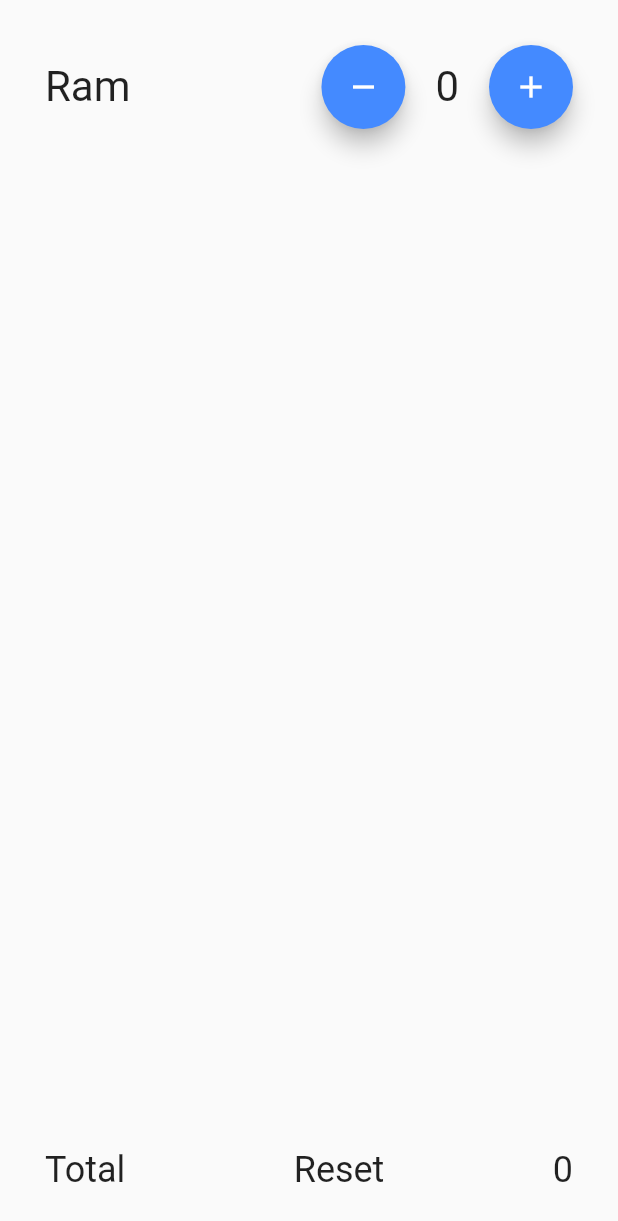
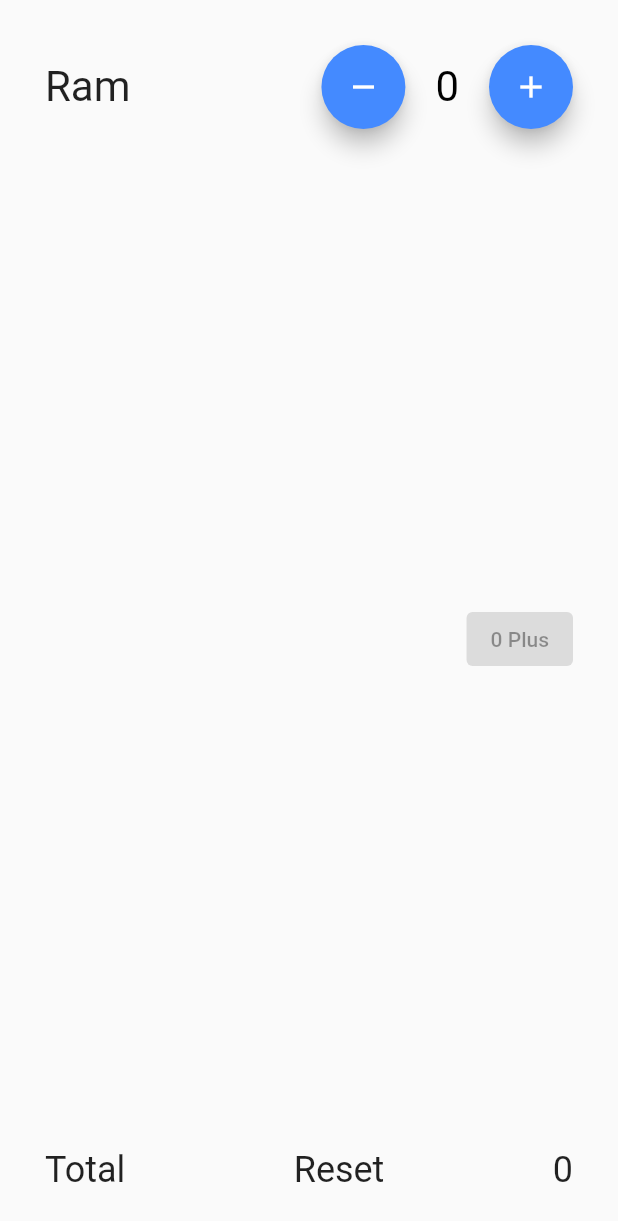
Before and after one commit to haseebzahid1/providerbasic, a Flutter app: the screen it shows after launch, on a phone screen of 412 x 824 dp. Shown: the top 1221 px of the screen. Run offline on Flutter 3.47's test engine with Material 2 defaults, Android fonts, the phone set to English and light mode, and no system bars.

Commit message:
increment decrement counter reset update

```diff
--- a/lib/screen/homepage.dart
+++ b/lib/screen/homepage.dart
@@ -12,10 +12,19 @@ class HomePage extends StatefulWidget {
 class _HomePageState extends State<HomePage> {
     int counter =0;
     int totalClick=0;
+
+    void counterReset(){
+      setState(() {
+        counter = 0;
+        totalClick =0;
+      });
+    }
+
     void increment  () {
       setState(() {
         totalClick++;
         counter++;
+
       });
     }
     void decrement (){
@@ -46,7 +55,9 @@ class _HomePageState extends State<HomePage> {
                       Padding(
                         padding:  EdgeInsets.symmetric(horizontal: 20),
                         child: Text(counter.toString(),
-                          style: TextStyle(fontSize: 28),),
+                          style: TextStyle(color:
+                          counter==0?Colors.black:counter>0?Colors.green:Colors.red,
+                               fontSize: 28),),
                       ),
                       RoundIconButton(icon:Icons.add, onPress:increment,
                         btnTextColor: Colors.white,btnColor: Colors.blueAccent,),
@@ -58,8 +69,27 @@ class _HomePageState extends State<HomePage> {
               Row(
                 mainAxisAlignment: MainAxisAlignment.spaceBetween,
                 children: [
+                  Visibility(
+                    visible: counter<0?true:false,
+                      child: Text("Set to Positive",style: kTextStyle,),
+                  ),
+                  ElevatedButton(
+                      onPressed:counter>=0?null
+                          :(){
+                        counterReset();
+                        print("click");
+                      },
+                      child: Text("0 Plus"))
+                ],
+              ),
+              Row(
+                mainAxisAlignment: MainAxisAlignment.spaceBetween,
+                children: [
                   Text("Total",style: kTextStyle),
-                  Text("Reset",style: kTextStyle),
+                  GestureDetector(
+                    // onTap: counter < 0 ? null : counterReset,
+                      child: Text("Reset",style: kTextStyle),
+                  ),
                   Text(
                     totalClick.toString(),
                     style: kTextStyle,
```
